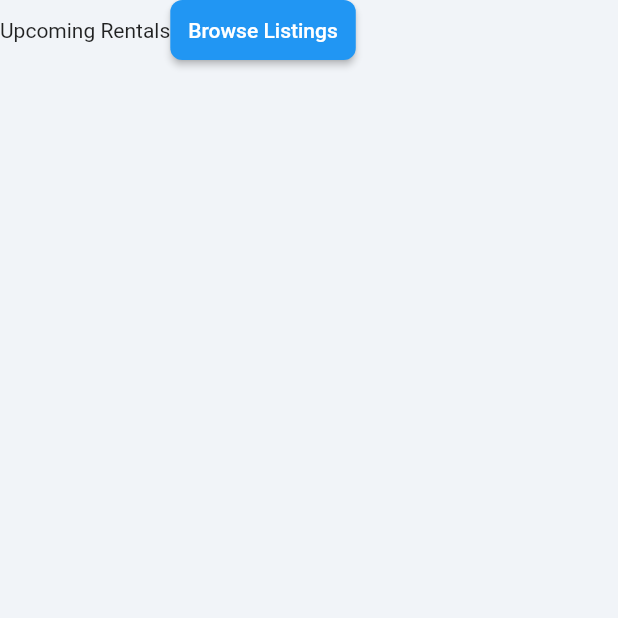
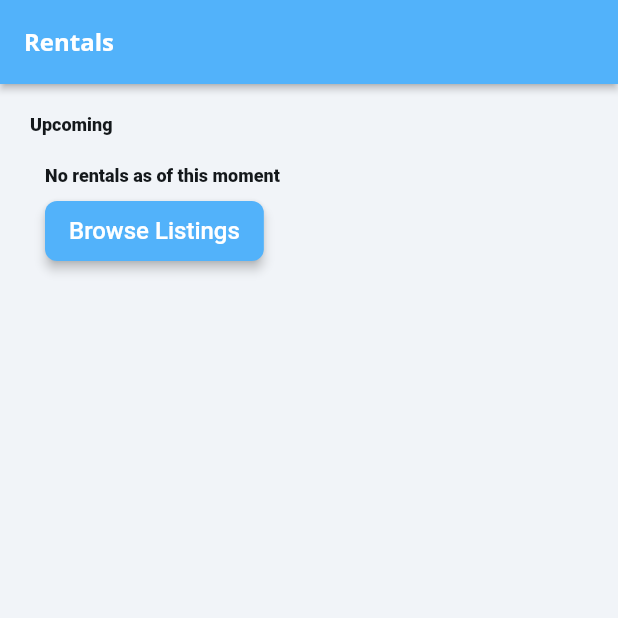
Before and after one commit to igotjulius/joiner_2, a Flutter app: the CarRentalsWidget screen opened directly, on a phone screen of 412 x 824 dp, the top half of it. Run offline on Flutter 3.47's test engine with Material 2 defaults, Android fonts, the phone set to English and light mode, and no system bars; drawn by our look-alikes of auto_size_text; our stand-ins replace dio, dropdown_button2, font_awesome_flutter, from_css_color, go_router, google_fonts and 5 more; missing offline and left inert: dart:js_interop, json_path; accounts and stored records are empty; generated files the repository leaves out were written again; network calls fail; Roboto replaces fonts that are missing (Roboto Flex).

```diff
--- /dev/null
+++ b/lib/models/car_rental_model.dart
@@ -0,0 +1,22 @@
+import 'package:json_annotation/json_annotation.dart';
+
+part 'car_rental_model.g.dart';
+
+@JsonSerializable()
+class CarRentalModel {
+final String? licensePlate;
+final String? startRental;
+final String? endRental;
+final int? duration;
+
+  const CarRentalModel ({
+    this.licensePlate,
+    this.startRental,
+    this.endRental,
+    this.duration,
+  });
+
+  factory CarRentalModel.fromJson(Map<String, dynamic> json) =>
+      _$CarRentalModelFromJson(json);
+  Map<String, dynamic> toJson() => _$CarRentalModelToJson(this);
+}
--- a/lib/pages/user/car_rentals/car_rentals_widget.dart
+++ b/lib/pages/user/car_rentals/car_rentals_widget.dart
@@ -45,16 +45,56 @@ class _CarRentalsWidgetState extends State<CarRentalsWidget> {
         child: Scaffold(
         key: scaffoldKey,
         backgroundColor: FlutterFlowTheme.of(context).primaryBackground,
-        body: SafeArea(
-          top: true,
-          child: SingleChildScrollView(
-            child: Column(
+        appBar: AppBar(
+          backgroundColor: FlutterFlowTheme.of(context).primary,
+          automaticallyImplyLeading: false,
+          title: Text(
+            'Rentals',
+            style: FlutterFlowTheme.of(context).headlineMedium.override(
+                  fontFamily: 'Open Sans',
+                  color: Colors.white,
+                  fontSize: 16.0,
+                  fontWeight: FontWeight.bold,
+                ),
+          ),
+          actions: [],
+          centerTitle: false,
+          elevation: 2.0,
+        ),
+        body:Column(
+          mainAxisSize: MainAxisSize.max,
           children: [
-                Row(
-                  children: [
-                    Text('Upcoming Rentals'),
-                    FFButtonWidget(
-                      text: 'Browse Listings',
+            Align(
+              alignment: AlignmentDirectional(-1.00, 0.00),
+              child: Padding(
+                padding: EdgeInsetsDirectional.fromSTEB(20, 20, 20, 10),
+                child: Text(
+                  'Upcoming',
+                  style: FlutterFlowTheme.of(context).bodyMedium.override(
+                        fontFamily: 'Roboto Flex',
+                        fontWeight: FontWeight.w900,
+                      ),
+                ),
+              ),
+            ),
+            Align(
+              alignment: AlignmentDirectional(-1.00, 0.00),
+              child: Padding(
+                padding: EdgeInsetsDirectional.fromSTEB(30, 10, 30, 10),
+                child: Text(
+                  'No rentals as of this moment',
+                  style: FlutterFlowTheme.of(context).bodyMedium.override(
+                        fontFamily: 'Roboto Flex',
+                        fontWeight: FontWeight.w900,
+                      ),
+                ),
+              ),
+            ),
+            Align(
+              alignment: AlignmentDirectional(-1.00, 0.00),
+              child: Padding(
+                padding: EdgeInsetsDirectional.fromSTEB(30, 0, 0, 0),
+                child: FFButtonWidget(
                   onPressed: () {
                     context.pushNamed(
                       'Listings',
@@ -66,15 +106,30 @@ class _CarRentalsWidgetState extends State<CarRentalsWidget> {
                       },
                     );
                   },
-                      options: FFButtonOptions(height: 40),
+                  text: 'Browse Listings',
+                  options: FFButtonOptions(
+                    height: 40,
+                    padding: EdgeInsetsDirectional.fromSTEB(16, 0, 16, 0),
+                    iconPadding: EdgeInsetsDirectional.fromSTEB(0, 0, 0, 0),
+                    color: FlutterFlowTheme.of(context).primary,
+                    textStyle: FlutterFlowTheme.of(context).titleSmall.override(
+                          fontFamily: 'Roboto Flex',
+                          color: Colors.white,
+                          fontWeight: FontWeight.w500,
                         ),
-                  ],
+                    elevation: 3,
+                    borderSide: BorderSide(
+                      color: Colors.transparent,
+                      width: 1,
                     ),
-              ],
+                    borderRadius: BorderRadius.circular(8),
                   ),
                 ),
               ),
             ),
+          ],
+        )
+      )
     );
   }
 }
--- a/lib/utils/generic_response.dart
+++ b/lib/utils/generic_response.dart
@@ -34,6 +34,8 @@ class ResponseModel<T> {
               active.map((element) => LobbyModel.fromJson(element)).toList()
         };
       }
+      else if(json.containsKey('redirUrl'))
+        converted = json['redirUrl'] as String;
       return converted as T;
     } else if (json is List<dynamic>) {
       if (json.isEmpty) {
```
Also changed, not shown: lib/components/user/car_item_widget.dart (+2 -8 lines), lib/controllers/user_controller.dart (+7 -0 lines), lib/flutter_flow/nav/nav.dart (+13 -0 lines), lib/pages/user/car_booking/car_booking_model.dart (added, +34 -0 lines), lib/pages/user/car_booking/car_booking_widget.dart (added, +280 -0 lines), lib/pages/user/car_listings/car_listings_widget.dart (+25 -6 lines), lib/service/api_service.dart (+10 -0 lines), lib/service/api_service.g.dart. Lines whose indentation alone changed are shown as unchanged.
